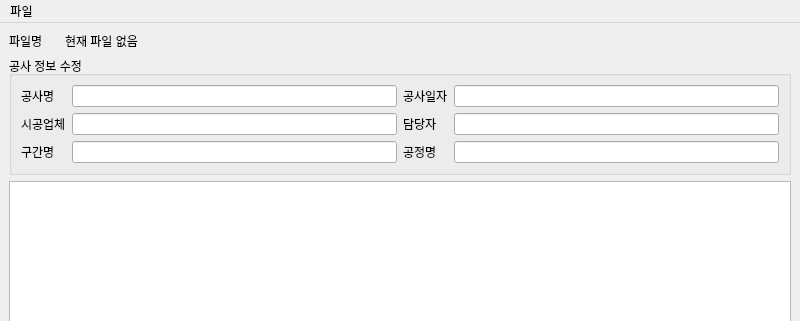
Old version of the form mainwindow.ui in the repository kiryanchi/excelandcash; both pictures show x 0 to 800 and y 0 to 321 of the 800 by 800 pixel window.
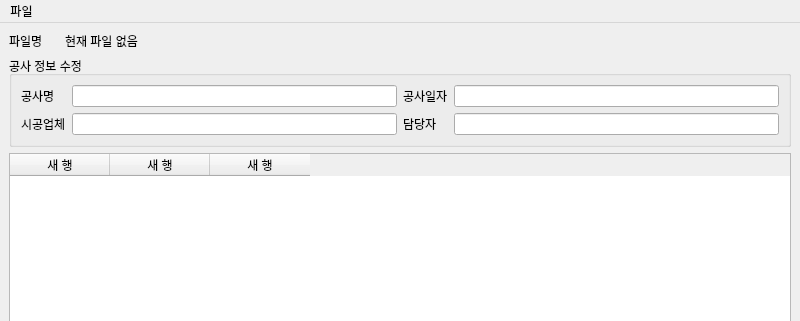
New version of the form.

Commit message: horizontal header

```diff
--- a/mainwindow.ui
+++ b/mainwindow.ui
@@ -62,29 +62,6 @@
        <bool>false</bool>
       </property>
       <layout class="QGridLayout" name="gridLayout_2">
-       <item row="2" column="0">
-        <widget class="QLabel" name="label_4">
-         <property name="text">
-          <string>구간명</string>
-         </property>
-        </widget>
-       </item>
-       <item row="1" column="1">
-        <widget class="QLineEdit" name="lineEdit_company"/>
-       </item>
-       <item row="0" column="0">
-        <widget class="QLabel" name="label_2">
-         <property name="text">
-          <string>공사명</string>
-         </property>
-        </widget>
-       </item>
-       <item row="2" column="1">
-        <widget class="QLineEdit" name="lineEdit_interval"/>
-       </item>
-       <item row="2" column="3">
-        <widget class="QLineEdit" name="lineEdit_process"/>
-       </item>
        <item row="0" column="1">
         <widget class="QLineEdit" name="lineEdit_project"/>
        </item>
@@ -98,9 +75,26 @@
        <item row="1" column="3">
         <widget class="QLineEdit" name="lineEdit_name"/>
        </item>
+       <item row="1" column="2">
+        <widget class="QLabel" name="label_6">
+         <property name="text">
+          <string>담당자</string>
+         </property>
+        </widget>
+       </item>
        <item row="0" column="3">
         <widget class="QLineEdit" name="lineEdit_date"/>
        </item>
+       <item row="1" column="1">
+        <widget class="QLineEdit" name="lineEdit_company"/>
+       </item>
+       <item row="0" column="0">
+        <widget class="QLabel" name="label_2">
+         <property name="text">
+          <string>공사명</string>
+         </property>
+        </widget>
+       </item>
        <item row="0" column="2">
         <widget class="QLabel" name="label_5">
          <property name="text">
@@ -108,20 +102,6 @@
          </property>
         </widget>
        </item>
-       <item row="1" column="2">
-        <widget class="QLabel" name="label_6">
-         <property name="text">
-          <string>담당자</string>
-         </property>
-        </widget>
-       </item>
-       <item row="2" column="2">
-        <widget class="QLabel" name="label_7">
-         <property name="text">
-          <string>공정명</string>
-         </property>
-        </widget>
-       </item>
       </layout>
      </widget>
     </item>
@@ -154,6 +134,21 @@
       <attribute name="verticalHeaderDefaultSectionSize">
        <number>220</number>
       </attribute>
+      <column>
+       <property name="text">
+        <string>새 행</string>
+       </property>
+      </column>
+      <column>
+       <property name="text">
+        <string>새 행</string>
+       </property>
+      </column>
+      <column>
+       <property name="text">
+        <string>새 행</string>
+       </property>
+      </column>
      </widget>
     </item>
    </layout>
```
The commit also changes 2 other files.
